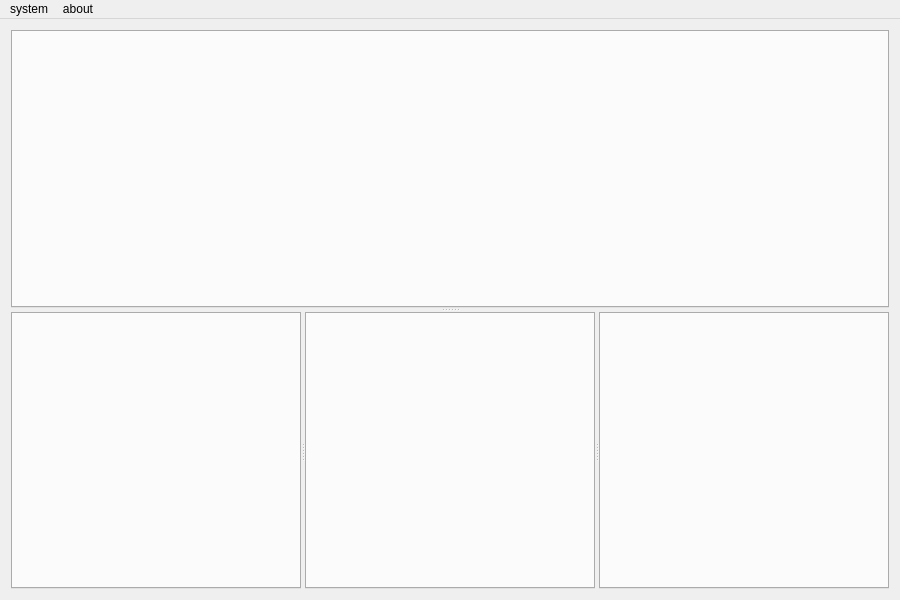
Before: the Qt Designer form ctpnow/ui/mainwindow.ui in xclxxl414/bftrader, drawn with Qt 5.
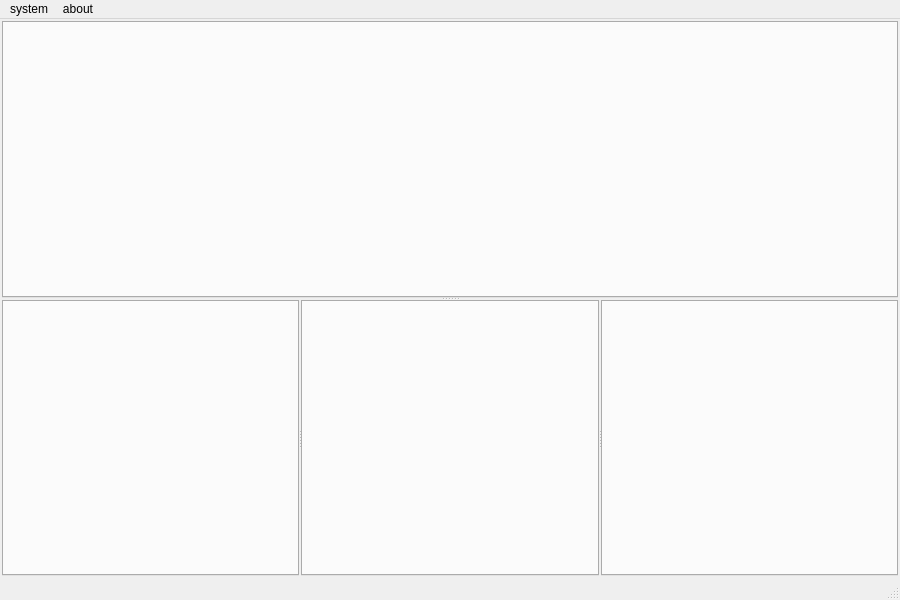
After: the same form once the commit is applied.

Patch:
```diff
--- a/ctpnow/ui/mainwindow.ui
+++ b/ctpnow/ui/mainwindow.ui
@@ -15,11 +15,29 @@
   </property>
   <widget class="QWidget" name="centralWidget">
    <layout class="QVBoxLayout" name="verticalLayout">
+    <property name="spacing">
+     <number>2</number>
+    </property>
+    <property name="leftMargin">
+     <number>2</number>
+    </property>
+    <property name="topMargin">
+     <number>2</number>
+    </property>
+    <property name="rightMargin">
+     <number>2</number>
+    </property>
+    <property name="bottomMargin">
+     <number>2</number>
+    </property>
     <item>
      <widget class="QSplitter" name="splitterTop">
       <property name="orientation">
        <enum>Qt::Vertical</enum>
       </property>
+      <property name="handleWidth">
+       <number>2</number>
+      </property>
       <widget class="QTabWidget" name="tabWidgetMarket">
        <property name="currentIndex">
         <number>-1</number>
@@ -29,6 +47,9 @@
        <property name="orientation">
         <enum>Qt::Horizontal</enum>
        </property>
+       <property name="handleWidth">
+        <number>2</number>
+       </property>
        <widget class="QTabWidget" name="tabWidgetLog">
         <property name="currentIndex">
          <number>-1</number>
@@ -122,6 +143,14 @@
    <addaction name="menuSystem"/>
    <addaction name="menuAbout"/>
   </widget>
+  <widget class="QStatusBar" name="statusBar">
+   <property name="maximumSize">
+    <size>
+     <width>16777215</width>
+     <height>24</height>
+    </size>
+   </property>
+  </widget>
   <action name="actionQuit">
    <property name="text">
     <string>quit</string>
```
